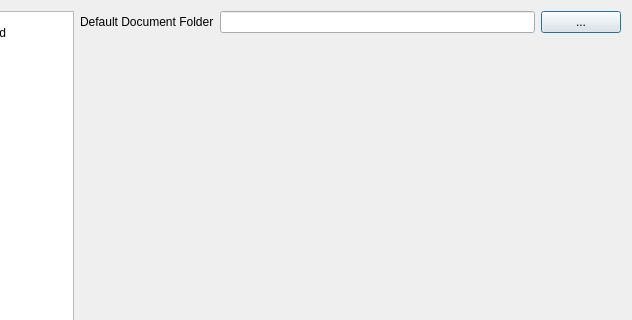
Qt form src/app_settings_dialog.ui (ThKattanek/simply_2d_cad) before a commit; both pictures show x 97 to 729 and y 0 to 320 of the 729 by 604 pixel window.
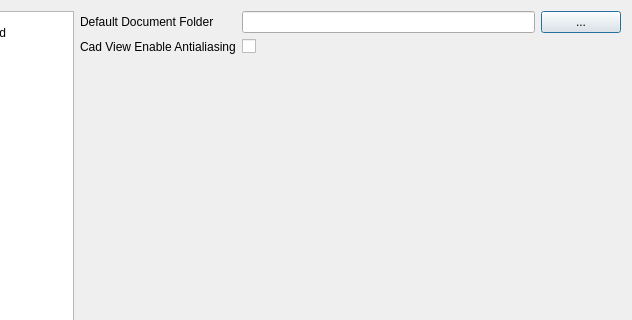
The same form after that commit.

Commit message: Implement Antialiasing Settings

```diff
--- a/src/app_settings_dialog.ui
+++ b/src/app_settings_dialog.ui
@@ -57,14 +57,24 @@
          </property>
          <item>
           <layout class="QGridLayout" name="gridLayout_2">
-           <item row="0" column="2">
+           <item row="0" column="3">
             <widget class="QPushButton" name="btnBrowseSavePath">
              <property name="text">
               <string>...</string>
              </property>
             </widget>
            </item>
-           <item row="1" column="0">
+           <item row="0" column="0">
+            <widget class="QLabel" name="lbDefaultDocFolder">
+             <property name="text">
+              <string>Default Document Folder</string>
+             </property>
+            </widget>
+           </item>
+           <item row="0" column="2">
+            <widget class="QLineEdit" name="txtDefaultSavePath"/>
+           </item>
+           <item row="2" column="0">
             <spacer name="verticalSpacer_2">
              <property name="orientation">
               <enum>Qt::Orientation::Vertical</enum>
@@ -77,15 +87,19 @@
              </property>
             </spacer>
            </item>
-           <item row="0" column="0">
-            <widget class="QLabel" name="lbDefaultDocFolder">
+           <item row="1" column="0">
+            <widget class="QLabel" name="lbEnableAntialiasing">
              <property name="text">
-              <string>Default Document Folder</string>
+              <string>Cad View Enable Antialiasing</string>
              </property>
             </widget>
            </item>
-           <item row="0" column="1">
-            <widget class="QLineEdit" name="txtDefaultSavePath"/>
+           <item row="1" column="2">
+            <widget class="QCheckBox" name="checkBoxEnableAntialiasing">
+             <property name="text">
+              <string/>
+             </property>
+            </widget>
            </item>
           </layout>
          </item>
```
The commit also changes 5 other files.
